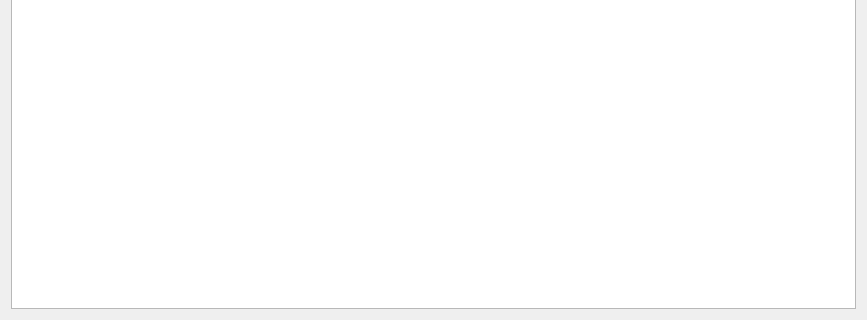
Old version of the form src/printdialog.ui in the repository xhorizont/eepe; both pictures show x 0 to 867 and y 331 to 651 of the 867 by 651 pixel window.
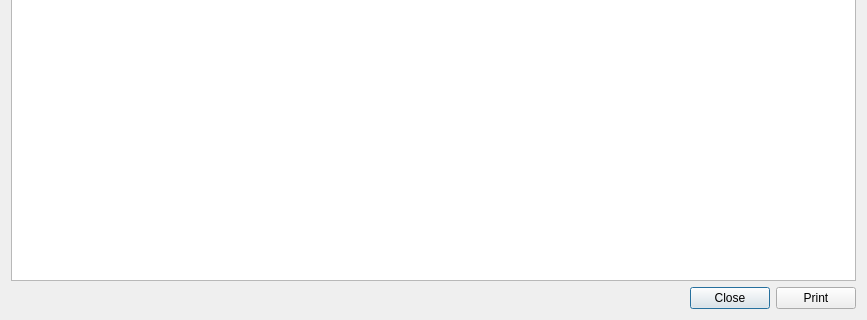
New version of the form.

What changed in the file:
```diff
--- a/src/printdialog.ui
+++ b/src/printdialog.ui
@@ -21,6 +21,37 @@
      </property>
     </widget>
    </item>
+   <item row="1" column="0">
+    <layout class="QHBoxLayout" name="horizontalLayout">
+     <item>
+      <spacer name="horizontalSpacer">
+       <property name="orientation">
+        <enum>Qt::Horizontal</enum>
+       </property>
+       <property name="sizeHint" stdset="0">
+        <size>
+         <width>40</width>
+         <height>20</height>
+        </size>
+       </property>
+      </spacer>
+     </item>
+     <item>
+      <widget class="QPushButton" name="closeButton">
+       <property name="text">
+        <string>Close</string>
+       </property>
+      </widget>
+     </item>
+     <item>
+      <widget class="QPushButton" name="printButton">
+       <property name="text">
+        <string>Print</string>
+       </property>
+      </widget>
+     </item>
+    </layout>
+   </item>
   </layout>
  </widget>
  <resources/>
```
Left out of the diff: 19 changed lines with no effect on the pictures.
